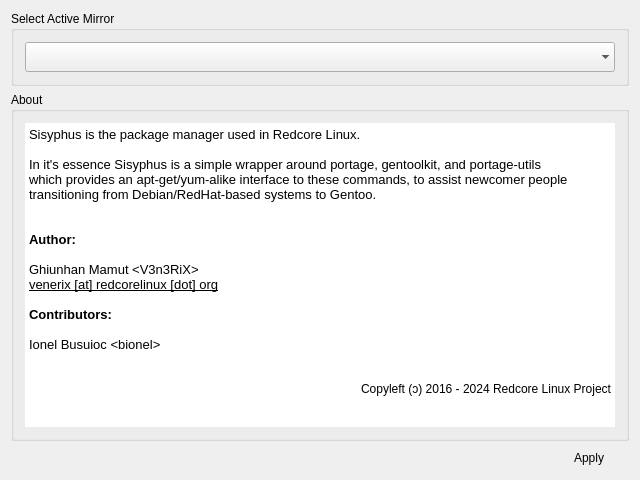
First picture: the form in src/frontend/gui/ui/settings.ui, repository redcorelinux/sisyphus, before the edit.
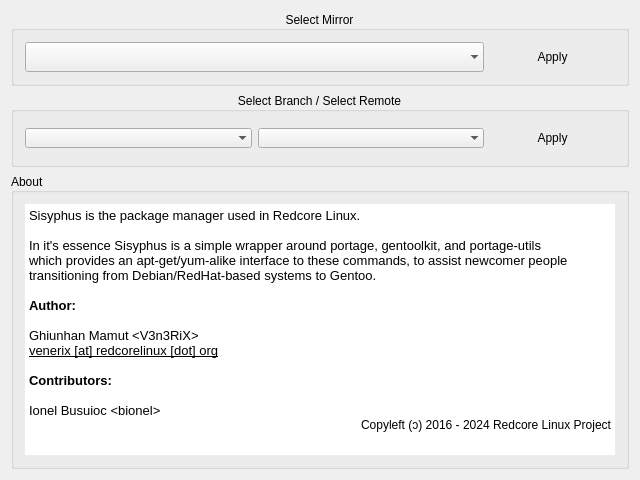
Second picture: the form after the edit. Icons and pictures are not drawn.

Commit message: backend: add gfx_ui param to setbranch qt frontend: change branch from settings window cli frontend: adjust to backend change in setbranch

```diff
--- a/src/frontend/gui/ui/settings.ui
+++ b/src/frontend/gui/ui/settings.ui
@@ -43,7 +43,10 @@
        </size>
       </property>
       <property name="title">
-       <string>Select Active Mirror</string>
+       <string>Select Mirror</string>
+      </property>
+      <property name="alignment">
+       <set>Qt::AlignCenter</set>
       </property>
       <layout class="QHBoxLayout" name="horizontalLayout_3">
        <item>
@@ -60,14 +63,107 @@
            <height>30</height>
           </size>
          </property>
-         <property name="currentText">
-          <string notr="true"/>
+         <property name="frame">
+          <bool>false</bool>
          </property>
+        </widget>
+       </item>
+       <item>
+        <widget class="QToolButton" name="mirrorButton">
+         <property name="minimumSize">
+          <size>
+           <width>125</width>
+           <height>30</height>
+          </size>
+         </property>
+         <property name="maximumSize">
+          <size>
+           <width>125</width>
+           <height>30</height>
+          </size>
+         </property>
+         <property name="text">
+          <string>Apply</string>
+         </property>
+         <property name="icon">
+          <iconset theme="dialog-ok">
+           <normaloff>.</normaloff>.</iconset>
+         </property>
+         <property name="iconSize">
+          <size>
+           <width>20</width>
+           <height>20</height>
+          </size>
+         </property>
+         <property name="toolButtonStyle">
+          <enum>Qt::ToolButtonTextBesideIcon</enum>
+         </property>
+         <property name="autoRaise">
+          <bool>true</bool>
+         </property>
+        </widget>
+       </item>
+      </layout>
+     </widget>
+    </item>
+    <item>
+     <widget class="QGroupBox" name="branchGroupBox">
+      <property name="title">
+       <string>Select Branch / Select Remote</string>
+      </property>
+      <property name="alignment">
+       <set>Qt::AlignCenter</set>
+      </property>
+      <layout class="QHBoxLayout" name="horizontalLayout_2">
+       <item>
+        <widget class="QComboBox" name="branchCombo">
          <property name="frame">
           <bool>false</bool>
          </property>
         </widget>
        </item>
+       <item>
+        <widget class="QComboBox" name="remoteCombo">
+         <property name="frame">
+          <bool>false</bool>
+         </property>
+        </widget>
+       </item>
+       <item>
+        <widget class="QToolButton" name="branchButton">
+         <property name="minimumSize">
+          <size>
+           <width>125</width>
+           <height>30</height>
+          </size>
+         </property>
+         <property name="maximumSize">
+          <size>
+           <width>125</width>
+           <height>30</height>
+          </size>
+         </property>
+         <property name="text">
+          <string>Apply</string>
+         </property>
+         <property name="icon">
+          <iconset theme="dialog-ok">
+           <normaloff>.</normaloff>.</iconset>
+         </property>
+         <property name="iconSize">
+          <size>
+           <width>20</width>
+           <height>20</height>
+          </size>
+         </property>
+         <property name="toolButtonStyle">
+          <enum>Qt::ToolButtonTextBesideIcon</enum>
+         </property>
+         <property name="autoRaise">
+          <bool>true</bool>
+         </property>
+        </widget>
+       </item>
       </layout>
      </widget>
     </item>
@@ -76,14 +172,17 @@
       <property name="title">
        <string>About</string>
       </property>
-      <layout class="QHBoxLayout" name="horizontalLayout_2">
+      <property name="alignment">
+       <set>Qt::AlignLeading|Qt::AlignLeft|Qt::AlignVCenter</set>
+      </property>
+      <layout class="QHBoxLayout" name="horizontalLayout_5">
        <item>
         <widget class="QTextBrowser" name="aboutText">
          <property name="frameShape">
           <enum>QFrame::NoFrame</enum>
          </property>
          <property name="frameShadow">
-          <enum>QFrame::Plain</enum>
+          <enum>QFrame::Sunken</enum>
          </property>
          <property name="html">
           <string>&lt;!DOCTYPE HTML PUBLIC &quot;-//W3C//DTD HTML 4.0//EN&quot; &quot;http://www.w3.org/TR/REC-html40/strict.dtd&quot;&gt;
@@ -95,7 +194,6 @@
 &lt;p style=&quot; margin-top:0px; margin-bottom:0px; margin-left:0px; margin-right:0px; -qt-block-indent:0; text-indent:0px;&quot;&gt;&lt;span style=&quot; font-family:'Sans';&quot;&gt;In it's essence Sisyphus is a simple wrapper around portage, gentoolkit, and portage-utils&lt;/span&gt;&lt;/p&gt;
 &lt;p style=&quot; margin-top:0px; margin-bottom:0px; margin-left:0px; margin-right:0px; -qt-block-indent:0; text-indent:0px;&quot;&gt;&lt;span style=&quot; font-family:'Sans';&quot;&gt;which provides an apt-get/yum-alike interface to these commands, to assist newcomer people transitioning from Debian/RedHat-based systems to Gentoo.&lt;/span&gt;&lt;/p&gt;
 &lt;p style=&quot;-qt-paragraph-type:empty; margin-top:0px; margin-bottom:0px; margin-left:0px; margin-right:0px; -qt-block-indent:0; text-indent:0px; font-family:'Sans';&quot;&gt;&lt;br /&gt;&lt;/p&gt;
-&lt;p style=&quot;-qt-paragraph-type:empty; margin-top:0px; margin-bottom:0px; margin-left:0px; margin-right:0px; -qt-block-indent:0; text-indent:0px; font-family:'Sans';&quot;&gt;&lt;br /&gt;&lt;/p&gt;
 &lt;p style=&quot; margin-top:0px; margin-bottom:0px; margin-left:0px; margin-right:0px; -qt-block-indent:0; text-indent:0px;&quot;&gt;&lt;span style=&quot; font-family:'Sans'; font-weight:600;&quot;&gt;Author:&lt;/span&gt;&lt;/p&gt;
 &lt;p style=&quot;-qt-paragraph-type:empty; margin-top:0px; margin-bottom:0px; margin-left:0px; margin-right:0px; -qt-block-indent:0; text-indent:0px; font-family:'Sans';&quot;&gt;&lt;br /&gt;&lt;/p&gt;
 &lt;p style=&quot; margin-top:0px; margin-bottom:0px; margin-left:0px; margin-right:0px; -qt-block-indent:0; text-indent:0px;&quot;&gt;&lt;span style=&quot; font-family:'Sans';&quot;&gt;Ghiunhan Mamut &amp;lt;V3n3RiX&amp;gt;&lt;/span&gt;&lt;/p&gt;
@@ -104,8 +202,6 @@
 &lt;p style=&quot; margin-top:0px; margin-bottom:0px; margin-left:0px; margin-right:0px; -qt-block-indent:0; text-indent:0px;&quot;&gt;&lt;span style=&quot; font-family:'Sans'; font-weight:600;&quot;&gt;Contributors:&lt;/span&gt;&lt;/p&gt;
 &lt;p style=&quot;-qt-paragraph-type:empty; margin-top:0px; margin-bottom:0px; margin-left:0px; margin-right:0px; -qt-block-indent:0; text-indent:0px; font-family:'Sans';&quot;&gt;&lt;br /&gt;&lt;/p&gt;
 &lt;p style=&quot; margin-top:0px; margin-bottom:0px; margin-left:0px; margin-right:0px; -qt-block-indent:0; text-indent:0px;&quot;&gt;&lt;span style=&quot; font-family:'Sans';&quot;&gt;Ionel Busuioc &amp;lt;bionel&amp;gt;&lt;/span&gt;&lt;/p&gt;
-&lt;p style=&quot;-qt-paragraph-type:empty; margin-top:0px; margin-bottom:0px; margin-left:0px; margin-right:0px; -qt-block-indent:0; text-indent:0px; font-family:'Sans';&quot;&gt;&lt;br /&gt;&lt;/p&gt;
-&lt;p style=&quot;-qt-paragraph-type:empty; margin-top:0px; margin-bottom:0px; margin-left:0px; margin-right:0px; -qt-block-indent:0; text-indent:0px; font-family:'Sans';&quot;&gt;&lt;br /&gt;&lt;/p&gt;
 &lt;p align=&quot;right&quot; style=&quot; margin-top:0px; margin-bottom:0px; margin-left:0px; margin-right:0px; -qt-block-indent:0; text-indent:0px;&quot;&gt;&lt;span style=&quot; font-family:'Sans'; font-size:9pt;&quot;&gt;Copyleft (ɔ) 2016 - 2024 Redcore Linux Project&lt;/span&gt;&lt;/p&gt;&lt;/body&gt;&lt;/html&gt;</string>
          </property>
         </widget>
@@ -113,43 +209,6 @@
       </layout>
      </widget>
     </item>
-    <item>
-     <layout class="QHBoxLayout" name="horizontalLayout">
-      <item>
-       <spacer name="horizontalSpacer">
-        <property name="orientation">
-         <enum>Qt::Horizontal</enum>
-        </property>
-        <property name="sizeHint" stdset="0">
-         <size>
-          <width>338</width>
-          <height>20</height>
-         </size>
-        </property>
-       </spacer>
-      </item>
-      <item>
-       <widget class="QPushButton" name="applyButton">
-        <property name="text">
-         <string>Apply</string>
-        </property>
-        <property name="icon">
-         <iconset theme="dialog-ok-apply">
-          <normaloff>.</normaloff>.</iconset>
-        </property>
-        <property name="iconSize">
-         <size>
-          <width>25</width>
-          <height>25</height>
-         </size>
-        </property>
-        <property name="flat">
-         <bool>true</bool>
-        </property>
-       </widget>
-      </item>
-     </layout>
-    </item>
    </layout>
   </widget>
  </widget>
```
Left out of the diff: 3 changed lines with no effect on the pictures. The commit also changes 5 other files.
